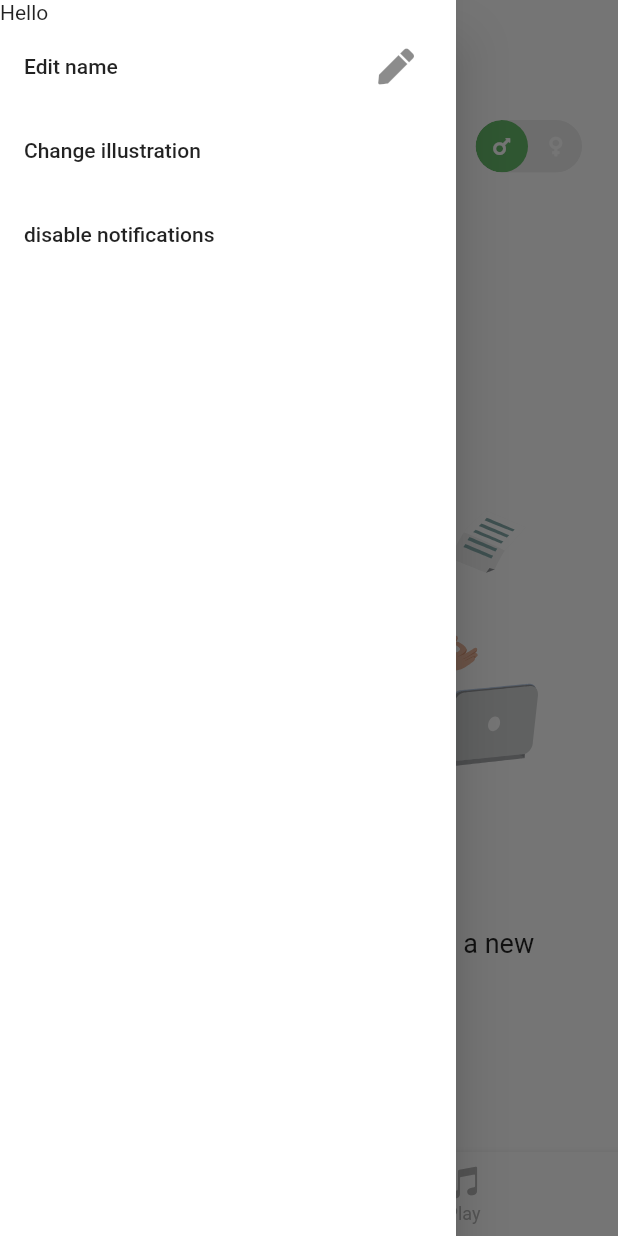
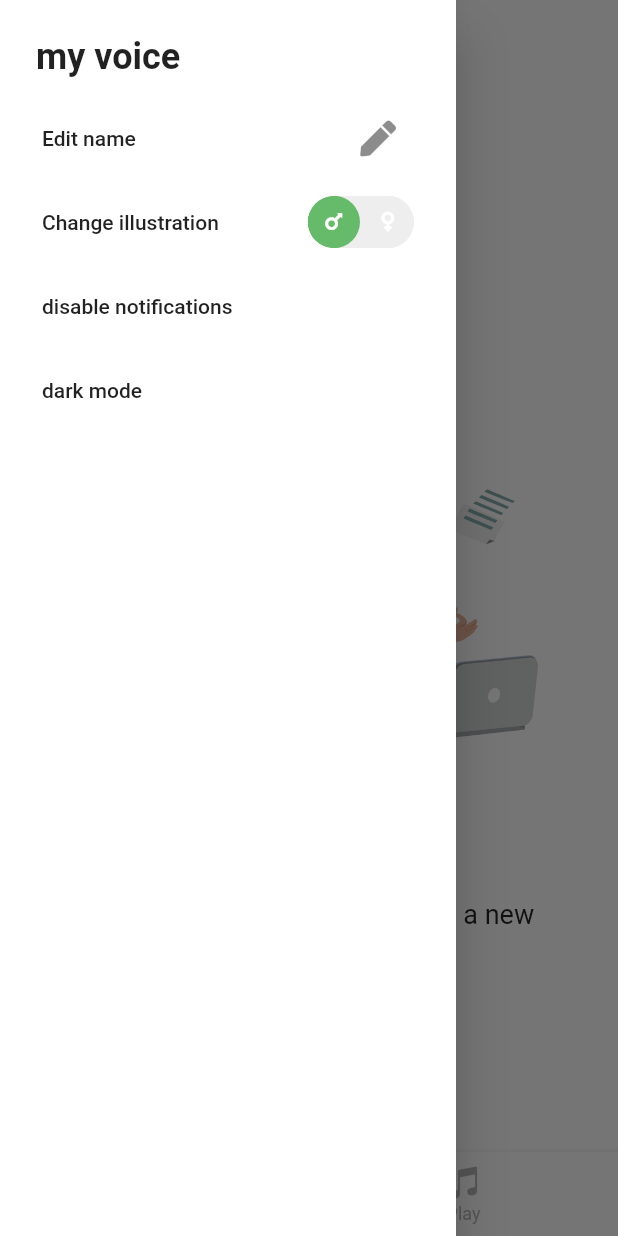
Before and after one commit to ettoma/my_voice, a Flutter app: the Home screen opened directly, with the side drawer open, on a phone screen of 412 x 824 dp. Run offline on Flutter 3.47's test engine with Material 2 defaults, Android fonts, the phone set to English and light mode, and no system bars; drawn by our look-alikes of flutter_animation_progress_bar, toggle_switch; our stand-ins replace animated_text_kit, flutter_local_notifications, font_awesome_flutter, google_fonts, lottie, permission_handler and 3 more; missing offline and left inert: flutter_sound; accounts and stored records are empty.

Commit message:
Side menu 50% + tag modal

```diff
--- a/lib/models/side_menu.dart
+++ b/lib/models/side_menu.dart
@@ -1,7 +1,9 @@
+import 'package:audio_journal/screens/home.dart';
 import 'package:audio_journal/utils/shared_prefs.dart';
 import 'package:flutter/cupertino.dart';
 import 'package:flutter/material.dart';
 import 'package:font_awesome_flutter/font_awesome_flutter.dart';
+import 'package:toggle_switch/toggle_switch.dart';
 
 class SideMenu extends StatefulWidget {
   const SideMenu({Key? key}) : super(key: key);
@@ -13,13 +15,22 @@ class SideMenu extends StatefulWidget {
 class _SideMenuState extends State<SideMenu> {
   TextEditingController controller =
       TextEditingController(text: sharedPrefs.username);
+  int toggleIndex = sharedPrefs.animationPref;
 
   @override
   Widget build(BuildContext context) {
     return Drawer(
+        child: Padding(
+      padding: const EdgeInsets.symmetric(horizontal: 12.0, vertical: 12),
       child: ListView(
         children: [
-        Text('Hello ${sharedPrefs.username}'),
+          const Padding(
+            padding: EdgeInsets.symmetric(horizontal: 12.0, vertical: 12),
+            child: Text(
+              'my voice',
+              style: TextStyle(fontSize: 24, fontWeight: FontWeight.w600),
+            ),
+          ),
           ListTile(
             title: const Text('Edit name'),
             trailing: IconButton(
@@ -35,8 +46,10 @@ class _SideMenuState extends State<SideMenu> {
                           CupertinoDialogAction(
                               onPressed: () {
                                 sharedPrefs.username = controller.text;
-                              Navigator.of(context).pop();
-                              setState(() {});
+                                Navigator.pushReplacement(context,
+                                    MaterialPageRoute(builder: (context) {
+                                  return const Home();
+                                }));
                               },
                               child: const FaIcon(FontAwesomeIcons.check))
                         ],
@@ -45,11 +58,48 @@ class _SideMenuState extends State<SideMenu> {
               },
             ),
           ),
-        ListTile(title: Text('Change illustration')),
+          ListTile(
+            title: Text('Change illustration'),
+            trailing: ToggleSwitch(
+              minWidth: 35.0,
+              minHeight: 35,
+              cornerRadius: 20.0,
+              activeBgColors: [
+                [Colors.green[400]!],
+                [Colors.red[300]!]
+              ],
+              activeFgColor: Colors.white,
+              inactiveBgColor: Colors.grey[200],
+              inactiveFgColor: Colors.white,
+              initialLabelIndex: toggleIndex,
+              totalSwitches: 2,
+              customIcons: const [
+                Icon(FontAwesomeIcons.mars, size: 15, color: Colors.white),
+                Icon(FontAwesomeIcons.venus, size: 15, color: Colors.white)
+              ],
+              radiusStyle: true,
+              onToggle: (index) {
+                setState(
+                  () {
+                    toggleIndex = index;
+                  },
+                );
+                sharedPrefs.animationPref = index;
+                Navigator.pushReplacement(context,
+                    MaterialPageRoute(builder: (context) {
+                  return const Home();
+                }));
+              },
+            ),
+          ),
           ListTile(
             title: Text('disable notifications'),
+          ),
+          ListTile(
+            title: Text('dark mode'),
           )
         ],
+      ),
     ));
   }
 }
--- a/lib/screens/audio_player.dart
+++ b/lib/screens/audio_player.dart
@@ -189,8 +189,6 @@ class _AudioPlayerState extends State<AudioPlayer> {
                                     setState(() {});
                                   },
                                   child: Container(
-                                    //TODO: implement mood colours?
-
                                     decoration: BoxDecoration(
                                         color: Colors.white.withOpacity(0.85),
                                         boxShadow: [
@@ -214,11 +212,9 @@ class _AudioPlayerState extends State<AudioPlayer> {
                                                 width: 1,
                                                 color: Colors.grey
                                                     .withOpacity(0.15)))),
-
                                     padding: const EdgeInsets.symmetric(
                                         vertical: 20),
                                     margin: const EdgeInsets.only(bottom: 5),
-
                                     child: Row(
                                       crossAxisAlignment:
                                           CrossAxisAlignment.center,
```
Also changed, not shown: lib/screens/record_screen.dart (+28 -36 lines). Lines whose indentation alone changed are shown as unchanged.
